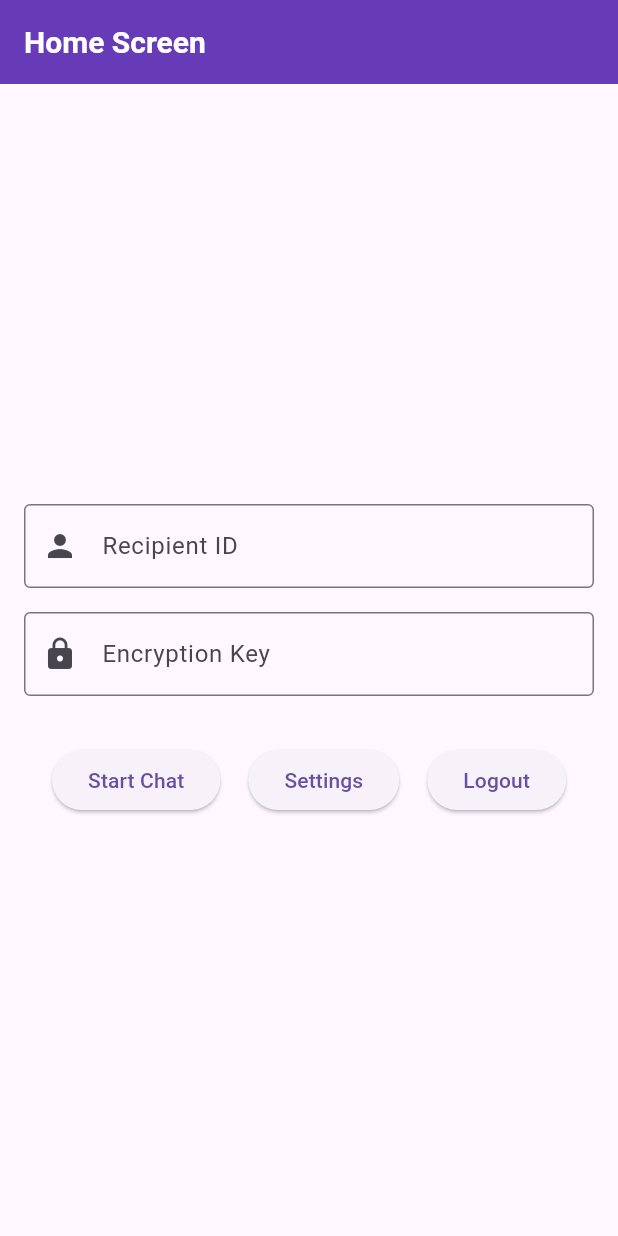
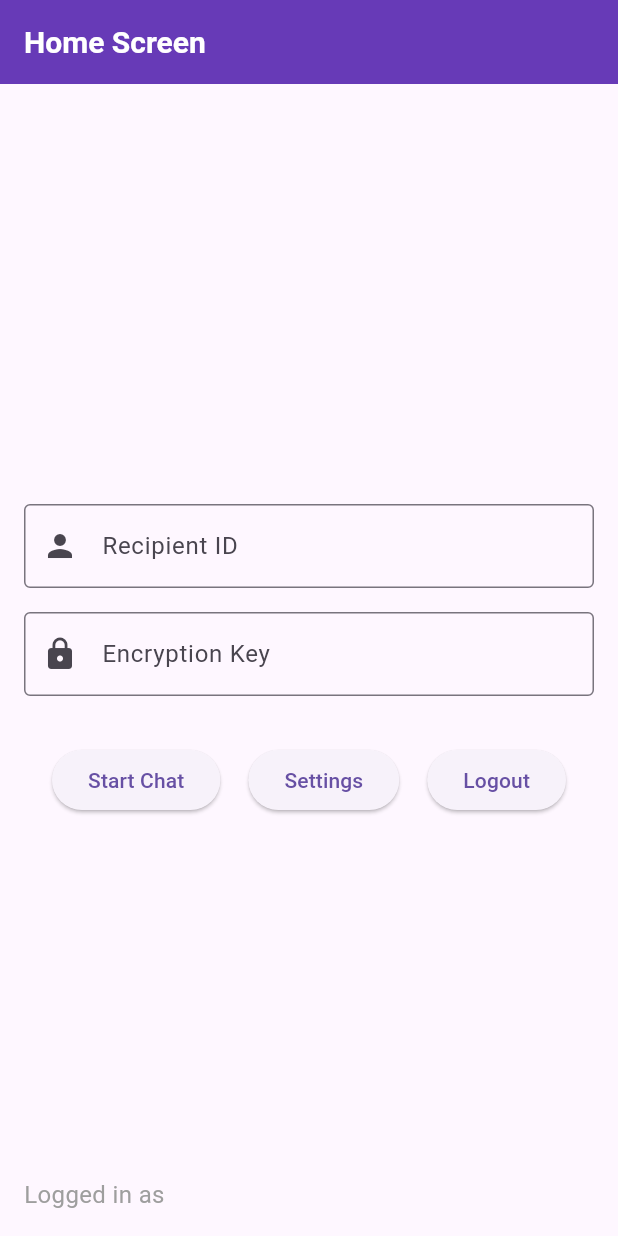
Before and after one commit to devilAPI/FlutterChat_app, a Flutter app: the HomeScreen screen opened directly with empty values, on a phone screen of 412 x 824 dp. Run offline on Flutter 3.47's test engine with Material 3 defaults, Android fonts, the phone set to English and light mode, and no system bars; our stand-ins replace flutter_markdown, transparent_image; missing offline and left inert: encrypt; network calls fail.

```diff
--- /dev/null
+++ b/devtools_options.yaml
@@ -0,0 +1,3 @@
+description: This file stores settings for Dart & Flutter DevTools.
+documentation: https://docs.flutter.dev/tools/devtools/extensions#configure-extension-enablement-states
+extensions:
--- a/lib/HomeScreen.dart
+++ b/lib/HomeScreen.dart
@@ -71,10 +71,12 @@ class _HomeScreenState extends State<HomeScreen> {
   Widget build(BuildContext context) {
     return Scaffold(
       appBar: AppBar(
-        title: Text('Home Screen'),
+        title: const Text('Home Screen'),
         backgroundColor: Colors.deepPurple,
       ),
-      body: Padding(
+      body: Stack(
+        children: [
+          Padding(
             padding: const EdgeInsets.all(16.0),
             child: Center(
               child: Column(
@@ -120,6 +122,19 @@ class _HomeScreenState extends State<HomeScreen> {
               ),
             ),
           ),
+          Positioned(
+            left: 16.0,
+            bottom: 16.0,
+            child: Text(
+              'Logged in as ${widget.username}',
+              style: const TextStyle(
+                fontSize: 16.0,
+                color: Colors.grey,
+              ),
+            ),
+          ),
+        ],
+      ),
     );
   }
 }
--- a/lib/main.dart
+++ b/lib/main.dart
@@ -3,7 +3,7 @@ import 'package:flutter_chat/LoginScreen.dart';
 import 'HomeScreen.dart';
 
 void main() {
-  runApp(ChatApp());
+  runApp(const ChatApp());
 }
 
 class ChatApp extends StatelessWidget {
@@ -14,7 +14,7 @@ class ChatApp extends StatelessWidget {
     return MaterialApp(
       title: 'Chat App',
       theme: ThemeData(
-        appBarTheme: AppBarTheme(
+        appBarTheme: const AppBarTheme(
           toolbarTextStyle: TextStyle(
             color: Colors.white,
             fontSize: 20,
@@ -30,7 +30,7 @@ class ChatApp extends StatelessWidget {
           ),
         ),
       ),
-      home: LoginScreen(),
+      home: const LoginScreen(),
     );
   }
 }
```
Also changed, not shown: lib/ChatScreen.dart (+21 -2 lines). Lines whose indentation alone changed are shown as unchanged.
